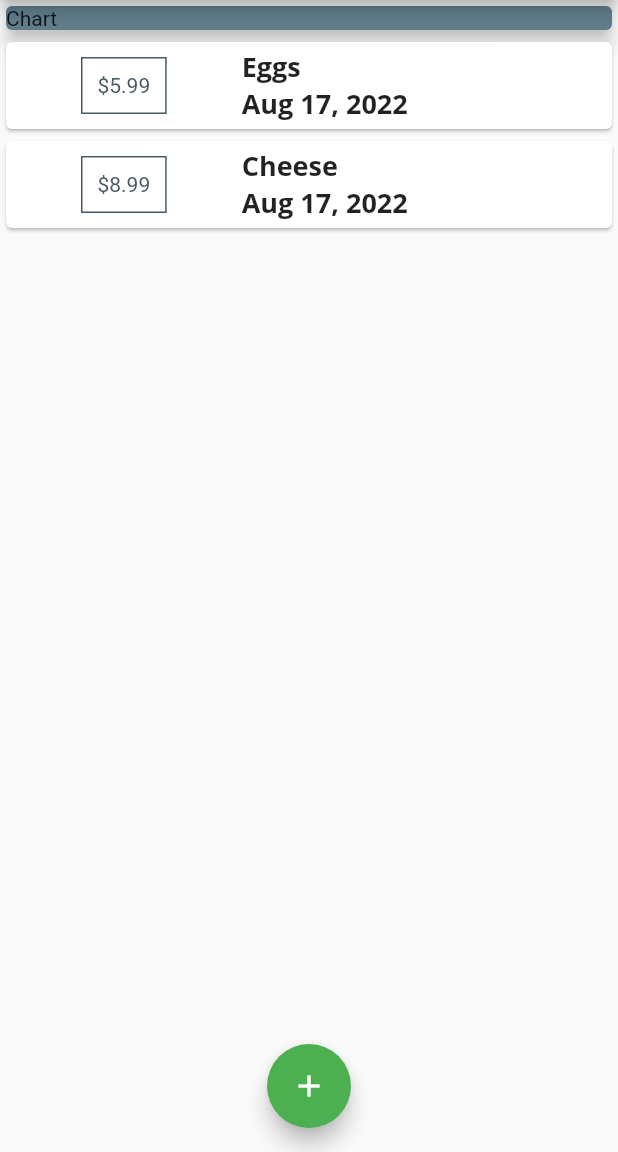
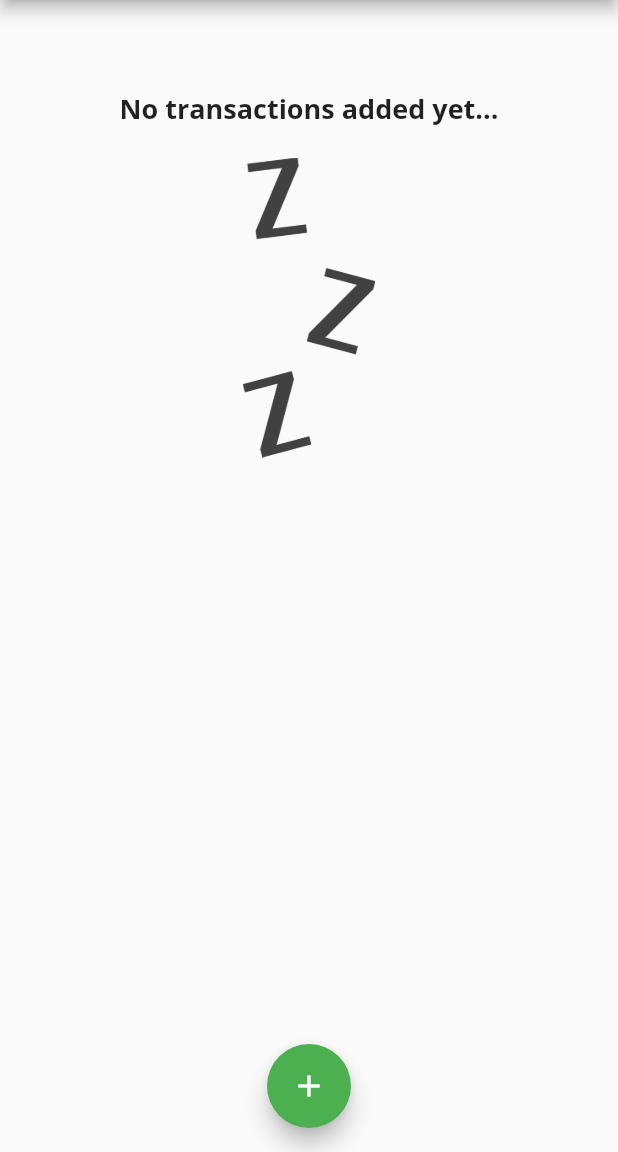
Before and after one commit to andrewdelmar87/expense_app, a Flutter app: the screen it shows after launch, on a phone screen of 412 x 824 dp, the part 84-1236 px from its top. Run offline on Flutter 3.47's test engine with Material 2 defaults, Android fonts, the phone set to English and light mode, and no system bars; Roboto replaces fonts that are missing (Open Sans).

Commit message:
Add chart

```diff
--- a/lib/main.dart
+++ b/lib/main.dart
@@ -7,6 +7,7 @@ import './widgets/transaction_list.dart';
 import './widgets/new_transaction.dart';
 import './widgets/transaction_list.dart';
 import './models/transaction.dart';
+import './widgets/chart.dart';
 
 void main() => runApp(MyApp());
 
@@ -46,19 +47,29 @@ class MyHomePage extends StatefulWidget {
 
 class _MyHomePageState extends State<MyHomePage> {
   final List<Transaction> _userTransactions = [
-    Transaction(
-      id: 't1',
-      title: 'Eggs',
-      amount: 5.99,
-      date: DateTime.now(),
-    ),
-    Transaction(
-      id: 't2',
-      title: 'Cheese',
-      amount: 8.99,
-      date: DateTime.now(),
-    ),
+    // Transaction(
+    //   id: 't1',
+    //   title: 'Eggs',
+    //   amount: 5.99,
+    //   date: DateTime.now(),
+    // ),
+    // Transaction(
+    //   id: 't2',
+    //   title: 'Cheese',
+    //   amount: 8.99,
+    //   date: DateTime.now(),
+    // ),
   ];
+
+  List<Transaction> get _recentTransactions {
+    return _userTransactions.where((tx) {
+      return tx.date.isAfter(
+        DateTime.now().subtract(
+          Duration(days: 7),
+        ),
+      );
+    }).toList();
+  }
 
   void _addNewTransaction(String txTitle, double txAmount) {
     final newTx = Transaction(
@@ -106,14 +117,7 @@ class _MyHomePageState extends State<MyHomePage> {
             // mainAxisAlignment: MainAxisAlignment.center,
             crossAxisAlignment: CrossAxisAlignment.stretch,
             children: <Widget>[
-              Container(
-                width: double.infinity,
-                child: Card(
-                  color: Theme.of(context).primaryColor,
-                  child: Text('Chart'),
-                  elevation: 5,
-                ),
-              ),
+              Chart(_recentTransactions),
               TransactionList(_userTransactions),
             ]),
       ),
--- /dev/null
+++ b/lib/widgets/chart.dart
@@ -0,0 +1,49 @@
+import 'package:flutter/src/foundation/key.dart';
+import 'package:flutter/src/widgets/framework.dart';
+import 'package:intl/intl.dart';
+
+import 'package:flutter/material.dart';
+import '../models/transaction.dart';
+
+class Chart extends StatelessWidget {
+  final List<Transaction> recentTransactions;
+
+  Chart(this.recentTransactions);
+
+  List<Map<String, Object>> get groupedTransactionValues {
+    return List.generate(7, (index) {
+      final weekDay = DateTime.now().subtract(
+        Duration(days: index),
+      );
+      var totalSum = 0.0;
+
+      for (var i = 0; i < recentTransactions.length; i++) {
+        if (recentTransactions[i].date.day == weekDay.day &&
+            recentTransactions[i].date.month == weekDay.month &&
+            recentTransactions[i].date.year == weekDay.year) {
+          totalSum += recentTransactions[i].amount;
+        }
+      }
+
+      print(DateFormat.E().format(weekDay));
+      print(totalSum);
+
+      return {
+        'day': DateFormat.E().format(weekDay),
+        'amount': totalSum,
+      };
+    });
+  }
+
+  @override
+  Widget build(BuildContext context) {
+    print(groupedTransactionValues);
+    return Card(
+      elevation: 6,
+      margin: EdgeInsets.all(20),
+      child: Row(
+        children: <Widget>[],
+      ),
+    );
+  }
+}
--- a/lib/widgets/transaction_list.dart
+++ b/lib/widgets/transaction_list.dart
@@ -17,7 +17,29 @@ class TransactionList extends StatelessWidget {
   Widget build(BuildContext context) {
     return Container(
       height: 450,
-      child: ListView.builder(
+      child: transactions.isEmpty
+          ? Column(
+              children: <Widget>[
+                SizedBox(
+                  height: 20,
+                ),
+                Text(
+                  'No transactions added yet...',
+                  style: Theme.of(context).textTheme.headline6,
+                ),
+                SizedBox(
+                  height: 20,
+                ),
+                Container(
+                  height: 200,
+                  child: Image.asset(
+                    'assets/images/waiting.png',
+                    fit: BoxFit.cover,
+                  ),
+                ),
+              ],
+            )
+          : ListView.builder(
               itemBuilder: (context, index) {
                 return Card(
                   child: Row(
--- a/pubspec.yaml
+++ b/pubspec.yaml
@@ -44,9 +44,8 @@ flutter:
   uses-material-design: true
 
   # To add assets to your application, add an assets section, like this:
-  # assets:
-  #   - images/a_dot_burr.jpeg
-  #   - images/a_dot_ham.jpeg
+  assets:
+    - assets/images/waiting.png
 
   # An image asset can refer to one or more resolution-specific "variants", see
   # https://flutter.dev/assets-and-images/#resolution-aware.
```
Also changed, not shown: assets/images/waiting.png (added). Lines whose indentation alone changed are shown as unchanged.
